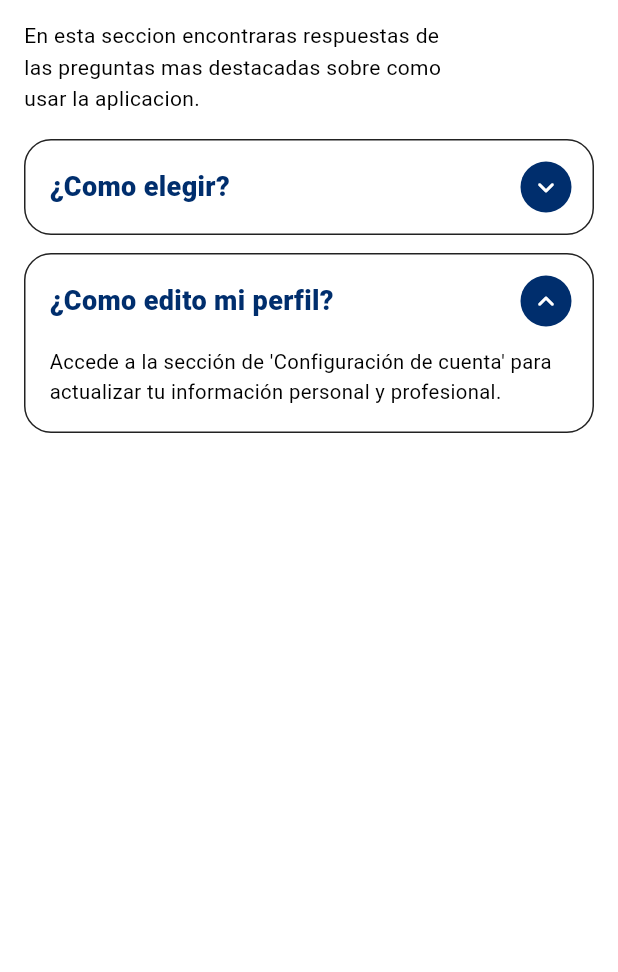
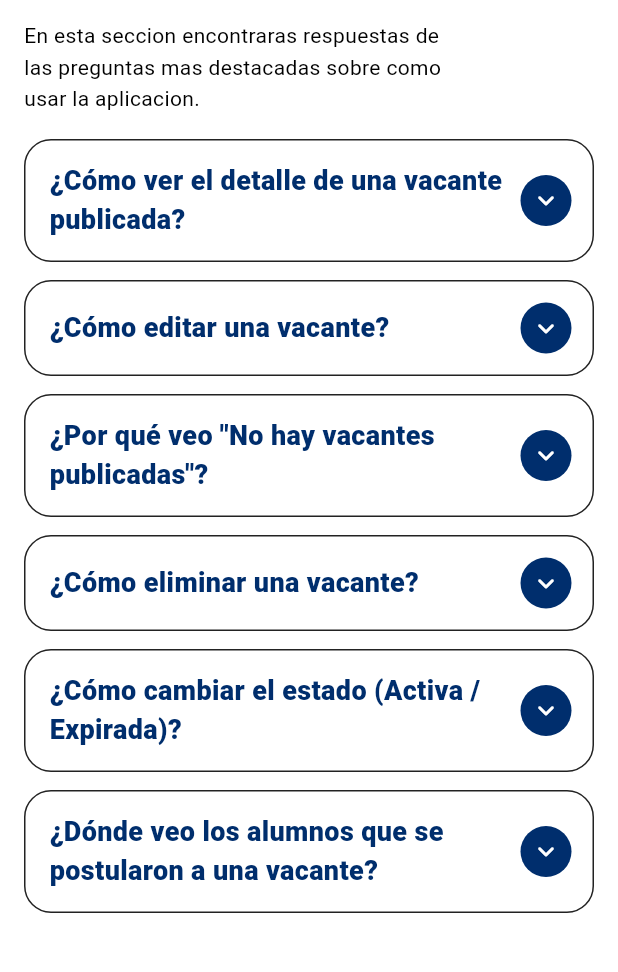
Before and after one commit to danyrs14/Vinculed_app_1, a Flutter app: the AyudaRec screen opened directly, on a phone screen of 412 x 824 dp, the part 62-1034 px from its top. Run offline on Flutter 3.47's test engine with Material 3 defaults, Android fonts, the phone set to English and light mode, and no system bars; our stand-ins replace file_picker, firebase_auth, firebase_core, firebase_storage, flutter_markdown, go_router and 5 more; missing offline and left inert: mobile_scanner, zxing2; accounts and stored records are empty; network calls fail; Roboto replaces fonts that are missing (Montserrat).

Commit message:
faq en reclutador movil

```diff
--- a/lib/src/ui/pages/reclutador/ayuda.dart
+++ b/lib/src/ui/pages/reclutador/ayuda.dart
@@ -136,23 +136,44 @@ class _FaqPageRecState extends State<FaqPageRec> {
                               // Lista de preguntas (FAQ) usando tu FaqItem
                               ConstrainedBox(
                                 constraints: BoxConstraints(maxWidth: 560),
-                                child: Column(
+                                child: const Column(
                                   children: [
                                     FaqItem(
-                                      question: '¿Cómo postularme?',
-                                      answer:
-                                      'Entra a "Mis Vacantes" o usa la búsqueda, abre la vacante y presiona "Postularme". '
-                                          'Sigue los pasos para enviar tu solicitud.',
+                                      question: '¿Cómo ver el detalle de una vacante publicada?',
+                                      answer: 'En "Mis Vacantes" toca la vacante de la lista para ver toda su información y las personas que se han postulado.',
+                                      initiallyExpanded: true,
+                                    ),
+                                    SizedBox(height: 16),
+                                    FaqItem(
+                                      question: '¿Cómo editar una vacante y refrescar los datos?',
+                                      answer: 'Dentro del detalle pulsa "Editar", realiza los cambios y guarda. Volverás a la vista anterior y la información se mostrará actualizada automáticamente.',
                                       initiallyExpanded: false,
                                     ),
                                     SizedBox(height: 16),
                                     FaqItem(
-                                      question: '¿Cómo edito mi perfil?',
-                                      answer:
-                                      'Accede a la sección "Mi Perfil" para actualizar tu información personal, académica y profesional. '
-                                          'No olvides guardar los cambios.',
-                                      initiallyExpanded: true,
+                                      question: '¿Por qué veo "No hay vacantes publicadas"?',
+                                      answer: 'Todavía no has creado vacantes. Para publicar la primera, usa el botón con el símbolo "+" en la barra superior.',
+                                      initiallyExpanded: false,
                                     ),
+                                    SizedBox(height: 16),
+                                    FaqItem(
+                                      question: '¿Cómo eliminar una vacante?',
+                                      answer: 'Abre la vacante y elige la opción de eliminar. Confirma en el cuadro de diálogo y la vacante desaparecerá del listado. Esta acción no se puede deshacer.',
+                                      initiallyExpanded: false,
+                                    ),
+                                    SizedBox(height: 16),
+                                    FaqItem(
+                                      question: '¿Cómo cambiar el estado (Activa / Expirada)?',
+                                      answer: 'En el detalle de la vacante usa el botón para cambiar estado. Puedes alternar entre Activa y Expirada según corresponda, para permitir o impedir nuevas postulaciones.',
+                                      initiallyExpanded: false,
+                                    ),
+                                    SizedBox(height: 16),
+                                    FaqItem(
+                                      question: '¿Dónde veo las postulaciones de una vacante?',
+                                      answer: 'Al abrir el detalle de la vacante verás la sección de postulaciones en la parte inferior. Si aún no hay, aparecerá un mensaje indicándolo.',
+                                      initiallyExpanded: false,
+                                    ),
+                                    SizedBox(height: 16),
                                   ],
                                 ),
                               ),
@@ -203,8 +224,13 @@ class AyudaRec extends StatefulWidget {
 }
 
 class _AyudaRecState extends State<AyudaRec> {
-  bool _open1 = false; // ¿Cómo elegir?
-  bool _open2 = true;  // ¿Cómo edito mi perfil?
+  int? _openIndex; // índice de la tarjeta abierta, null si ninguna
+
+  void _toggleCard(int index) {
+    setState(() {
+      _openIndex = (_openIndex == index) ? null : index;
+    });
+  }
 
   @override
   Widget build(BuildContext context) {
@@ -243,23 +269,61 @@ class _AyudaRecState extends State<AyudaRec> {
               const SizedBox(height: 16),
 
               _FaqCard(
-                title: '¿Como elegir?',
-                isOpen: _open1,
-                onToggle: () => setState(() => _open1 = !_open1),
+                title: '¿Cómo ver el detalle de una vacante publicada?',
+                isOpen: _openIndex == 0,
+                onToggle: () => _toggleCard(0),
                 child: const Text(
-                  'Revisa la descripcion de cada vacante, compara '
-                      'requisitos y postulate a las que mejor se ajusten a tu perfil.',
+                  'En "Mis Vacantes" toca el boton "Ver detalle" de una vacante de la lista para ver toda su información y las personas que se han postulado.',
                   style: TextStyle(fontSize: 13.5, height: 1.45),
                 ),
               ),
               const SizedBox(height: 12),
               _FaqCard(
-                title: '¿Como edito mi perfil?',
-                isOpen: _open2,
-                onToggle: () => setState(() => _open2 = !_open2),
+                title: '¿Cómo editar una vacante?',
+                isOpen: _openIndex == 1,
+                onToggle: () => _toggleCard(1),
                 child: const Text(
-                  'Accede a la sección de \'Configuración de cuenta\' para '
-                      'actualizar tu información personal y profesional.',
+                  'Dentro del detalle pulsa "Editar", realiza los cambios y guarda. Volverás a la vista anterior y la información se mostrará actualizada automáticamente.',
+                  style: TextStyle(fontSize: 13.5, height: 1.45),
+                ),
+              ),
+              const SizedBox(height: 12),
+              _FaqCard(
+                title: '¿Por qué veo "No hay vacantes publicadas"?',
+                isOpen: _openIndex == 2,
+                onToggle: () => _toggleCard(2),
+                child: const Text(
+                  'Todavía no has creado vacantes. Para publicar la primera, usa el botón con el símbolo "+" en la barra superior.',
+                  style: TextStyle(fontSize: 13.5, height: 1.45),
+                ),
+              ),
+              const SizedBox(height: 12),
+              _FaqCard(
+                title: '¿Cómo eliminar una vacante?',
+                isOpen: _openIndex == 3,
+                onToggle: () => _toggleCard(3),
+                child: const Text(
+                  'Abre la vacante y elige la opción de eliminar. Confirma en el cuadro de diálogo y la vacante desaparecerá del listado. Esta acción no se puede deshacer.',
+                  style: TextStyle(fontSize: 13.5, height: 1.45),
+                ),
+              ),
+              const SizedBox(height: 12),
+              _FaqCard(
+                title: '¿Cómo cambiar el estado (Activa / Expirada)?',
+                isOpen: _openIndex == 4,
+                onToggle: () => _toggleCard(4),
+                child: const Text(
+                  'En el detalle de la vacante usa el botón para cambiar estado. Puedes alternar entre Activa y Expirada según corresponda, para permitir o impedir nuevas postulaciones.',
+                  style: TextStyle(fontSize: 13.5, height: 1.45),
+                ),
+              ),
+              const SizedBox(height: 12),
+              _FaqCard(
+                title: '¿Dónde veo los alumnos que se postularon a una vacante?',
+                isOpen: _openIndex == 5,
+                onToggle: () => _toggleCard(5),
+                child: const Text(
+                  'Al abrir el detalle de la vacante verás la sección de postulaciones en la parte inferior. Si aún no hay, aparecerá un mensaje indicándolo.',
                   style: TextStyle(fontSize: 13.5, height: 1.45),
                 ),
               ),
```
